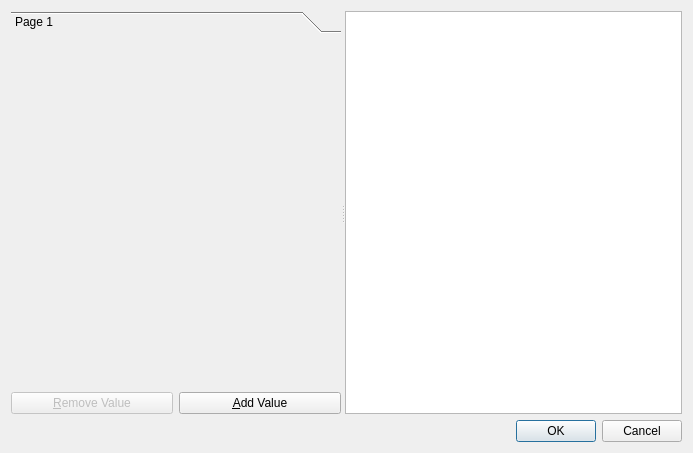
Qt form Gui/FunctionViewer.ui (matcom/simspider) before a commit.
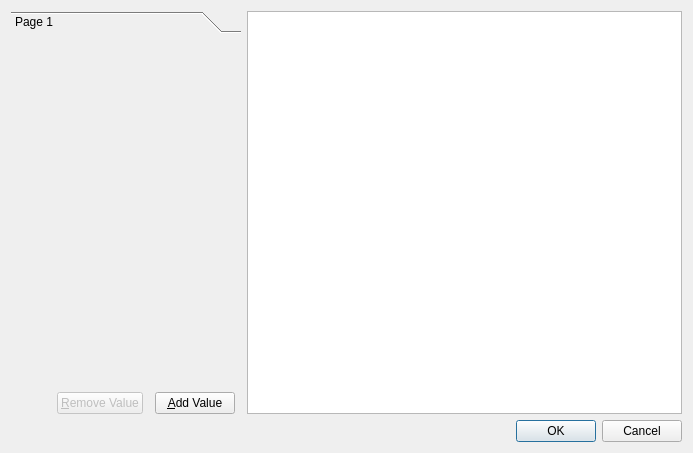
The same form after that commit.

The edit to the form file:
```diff
--- a/Gui/FunctionViewer.ui
+++ b/Gui/FunctionViewer.ui
@@ -15,32 +15,20 @@
   </property>
   <layout class="QVBoxLayout" name="verticalLayout_2">
    <item>
-    <widget class="QSplitter" name="splitter_2">
-     <property name="minimumSize">
-      <size>
-       <width>0</width>
-       <height>0</height>
-      </size>
-     </property>
-     <property name="orientation">
-      <enum>Qt::Horizontal</enum>
-     </property>
-     <widget class="QWidget" name="layoutWidget">
+    <layout class="QHBoxLayout" name="horizontalLayout_2">
+     <item>
       <layout class="QVBoxLayout" name="verticalLayout">
-       <property name="sizeConstraint">
-        <enum>QLayout::SetDefaultConstraint</enum>
-       </property>
        <item>
         <widget class="QToolBox" name="toolBox">
          <property name="sizePolicy">
-          <sizepolicy hsizetype="Minimum" vsizetype="Preferred">
+          <sizepolicy hsizetype="Fixed" vsizetype="Expanding">
            <horstretch>0</horstretch>
            <verstretch>0</verstretch>
           </sizepolicy>
          </property>
          <property name="minimumSize">
           <size>
-           <width>250</width>
+           <width>230</width>
            <height>0</height>
           </size>
          </property>
@@ -52,8 +40,8 @@
            <rect>
             <x>0</x>
             <y>0</y>
-            <width>330</width>
-            <height>346</height>
+            <width>230</width>
+            <height>156</height>
            </rect>
           </property>
           <attribute name="label">
@@ -62,13 +50,54 @@
          </widget>
         </widget>
        </item>
+       <item>
+        <spacer name="verticalSpacer">
+         <property name="orientation">
+          <enum>Qt::Vertical</enum>
+         </property>
+         <property name="sizeType">
+          <enum>QSizePolicy::Expanding</enum>
+         </property>
+         <property name="sizeHint" stdset="0">
+          <size>
+           <width>20</width>
+           <height>5</height>
+          </size>
+         </property>
+        </spacer>
+       </item>
        <item>
         <layout class="QHBoxLayout" name="horizontalLayout">
+         <property name="sizeConstraint">
+          <enum>QLayout::SetFixedSize</enum>
+         </property>
+         <item>
+          <spacer name="horizontalSpacer">
+           <property name="orientation">
+            <enum>Qt::Horizontal</enum>
+           </property>
+           <property name="sizeType">
+            <enum>QSizePolicy::Preferred</enum>
+           </property>
+           <property name="sizeHint" stdset="0">
+            <size>
+             <width>40</width>
+             <height>20</height>
+            </size>
+           </property>
+          </spacer>
+         </item>
          <item>
           <widget class="QPushButton" name="btnRemove">
            <property name="enabled">
             <bool>false</bool>
            </property>
+           <property name="sizePolicy">
+            <sizepolicy hsizetype="Fixed" vsizetype="Fixed">
+             <horstretch>0</horstretch>
+             <verstretch>0</verstretch>
+            </sizepolicy>
+           </property>
            <property name="text">
             <string>&amp;Remove Value</string>
            </property>
@@ -76,6 +105,12 @@
          </item>
          <item>
           <widget class="QPushButton" name="btnAdd">
+           <property name="sizePolicy">
+            <sizepolicy hsizetype="Fixed" vsizetype="Fixed">
+             <horstretch>0</horstretch>
+             <verstretch>0</verstretch>
+            </sizepolicy>
+           </property>
            <property name="text">
             <string>&amp;Add Value</string>
            </property>
@@ -84,14 +119,16 @@
         </layout>
        </item>
       </layout>
-     </widget>
-     <widget class="QSplitter" name="splitter">
-      <property name="orientation">
-       <enum>Qt::Horizontal</enum>
-      </property>
-      <widget class="QGraphicsView" name="functionView"/>
-     </widget>
-    </widget>
+     </item>
+     <item>
+      <widget class="QSplitter" name="splitter">
+       <property name="orientation">
+        <enum>Qt::Horizontal</enum>
+       </property>
+       <widget class="QGraphicsView" name="functionView"/>
+      </widget>
+     </item>
+    </layout>
    </item>
    <item>
     <widget class="QDialogButtonBox" name="buttonBox">
```
